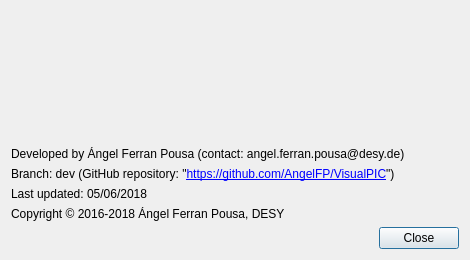
This is VisualPIC/Views/aboutWindow.ui in AngelFP/VisualPIC as Qt 5 draws it before an edit. The edited form follows.
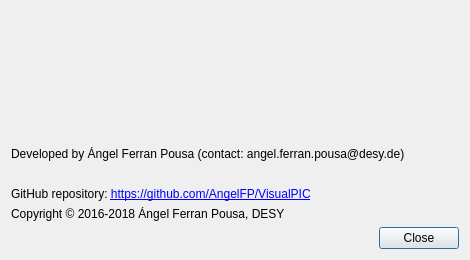
This is the edited form.

Commit message: Version number displayed in about window

```diff
--- a/VisualPIC/Views/aboutWindow.ui
+++ b/VisualPIC/Views/aboutWindow.ui
@@ -84,22 +84,19 @@
     </widget>
    </item>
    <item>
-    <widget class="QLabel" name="label_2">
-     <property name="text">
-      <string>Branch: dev (GitHub repository: &quot;&lt;a href=&quot;https://github.com/AngelFP/VisualPIC&quot;&gt;https://github.com/AngelFP/VisualPIC&lt;/a&gt;&quot;)</string>
-     </property>
-     <property name="textFormat">
-      <enum>Qt::RichText</enum>
-     </property>
-     <property name="openExternalLinks">
-      <bool>true</bool>
-     </property>
+    <widget class="QLabel" name="version_label">
     </widget>
    </item>
    <item>
     <widget class="QLabel" name="label_3">
+      <property name="textFormat">
+        <enum>Qt::RichText</enum>
+      </property>
+      <property name="openExternalLinks">
+        <bool>true</bool>
+      </property>
      <property name="text">
-      <string>Last updated: 05/06/2018</string>
+      <string>GitHub repository: &lt;a href=https://github.com/AngelFP/VisualPIC&gt;https://github.com/AngelFP/VisualPIC&lt;/a&gt;</string>
      </property>
     </widget>
    </item>
```
The commit also changes 1 other file.
